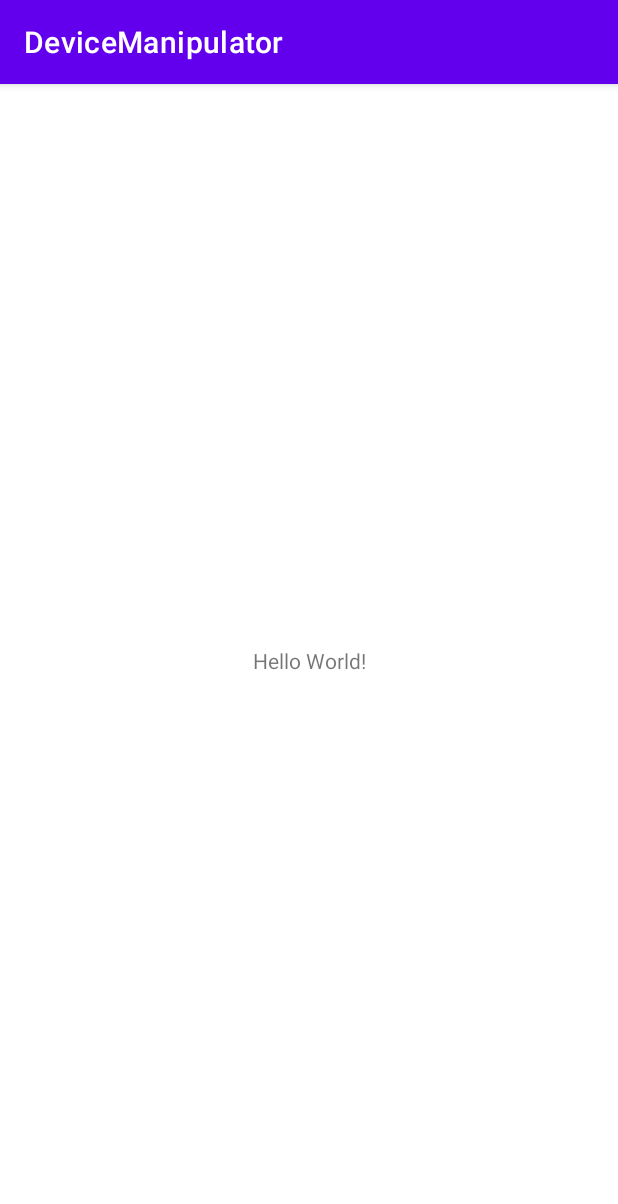
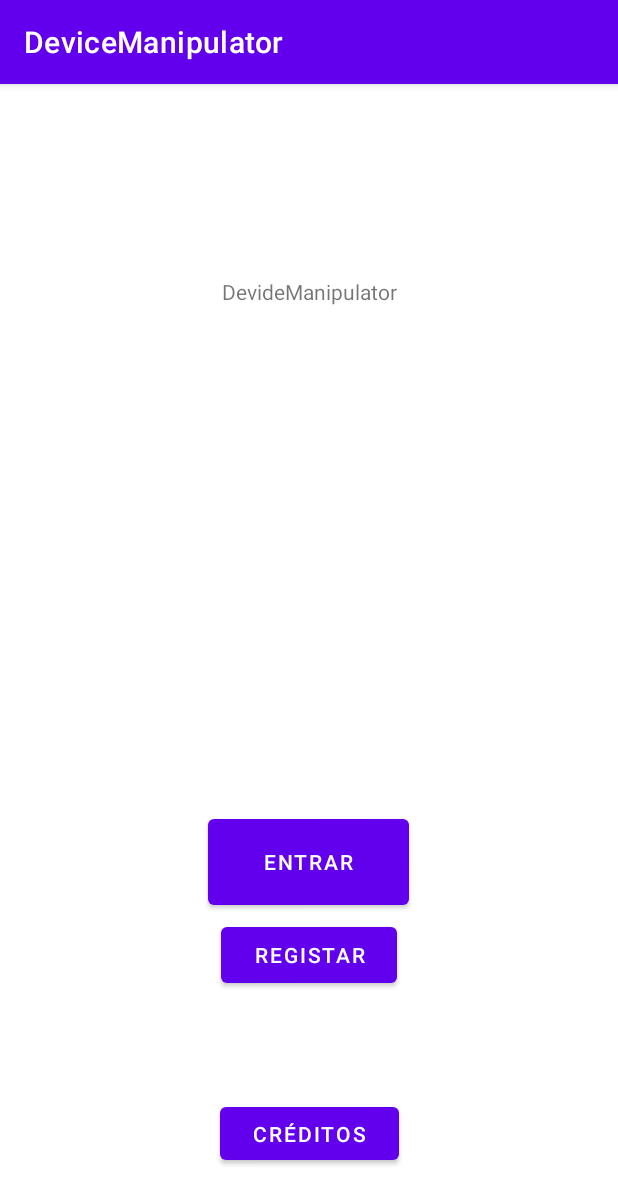
Before and after one commit to SSw4rtzz/DeviceManipulator, an Android app: the screen it shows after launch (MainActivity), on a phone screen of 412 x 824 dp. Shown: the top 1204 px of the screen. Run offline under Robolectric (Android 15) with nearby library versions, the light colour scheme and no system bars.

Commit message:
Init Créditos
Changelog:
- Adicionado parte da view créditos

```diff
--- a/app/src/main/java/pt/ipt/dam2022/devicemanipulator/MainActivity.kt
+++ b/app/src/main/java/pt/ipt/dam2022/devicemanipulator/MainActivity.kt
@@ -1,11 +1,17 @@
 package pt.ipt.dam2022.devicemanipulator
 
+import android.content.Intent
 import androidx.appcompat.app.AppCompatActivity
 import android.os.Bundle
+import android.widget.Button
 
 class MainActivity : AppCompatActivity() {
     override fun onCreate(savedInstanceState: Bundle?) {
         super.onCreate(savedInstanceState)
         setContentView(R.layout.activity_main)
-    }
+        val buttonClick = findViewById<Button>(R.id.creditos)
+        buttonClick.setOnClickListener {
+                setContentView(R.layout.creditos)
+            }
+        }
 }
--- a/app/src/main/res/layout/activity_main.xml
+++ b/app/src/main/res/layout/activity_main.xml
@@ -9,8 +9,40 @@
     <TextView
         android:layout_width="wrap_content"
         android:layout_height="wrap_content"
-        android:text="Hello World!"
+        android:text="DevideManipulator"
         app:layout_constraintBottom_toBottomOf="parent"
+        app:layout_constraintEnd_toEndOf="parent"
+        app:layout_constraintStart_toStartOf="parent"
+        app:layout_constraintTop_toTopOf="parent"
+        app:layout_constraintVertical_bias="0.172" />
+
+    <Button
+        android:id="@+id/entrar"
+        android:layout_width="134dp"
+        android:layout_height="69dp"
+        android:layout_marginTop="484dp"
+        android:text="Entrar"
+        app:layout_constraintEnd_toEndOf="parent"
+        app:layout_constraintHorizontal_bias="0.498"
+        app:layout_constraintStart_toStartOf="parent"
+        app:layout_constraintTop_toTopOf="parent" />
+
+    <Button
+        android:id="@+id/registar"
+        android:layout_width="117dp"
+        android:layout_height="49dp"
+        android:layout_marginTop="556dp"
+        android:text="Registar"
+        app:layout_constraintEnd_toEndOf="parent"
+        app:layout_constraintStart_toStartOf="parent"
+        app:layout_constraintTop_toTopOf="parent" />
+
+    <Button
+        android:id="@+id/creditos"
+        android:layout_width="119dp"
+        android:layout_height="47dp"
+        android:layout_marginTop="676dp"
+        android:text="Créditos"
         app:layout_constraintEnd_toEndOf="parent"
         app:layout_constraintStart_toStartOf="parent"
         app:layout_constraintTop_toTopOf="parent" />
```
Also changed, not shown: app/src/main/res/layout/creditos.xml (added, +76 -0 lines).
